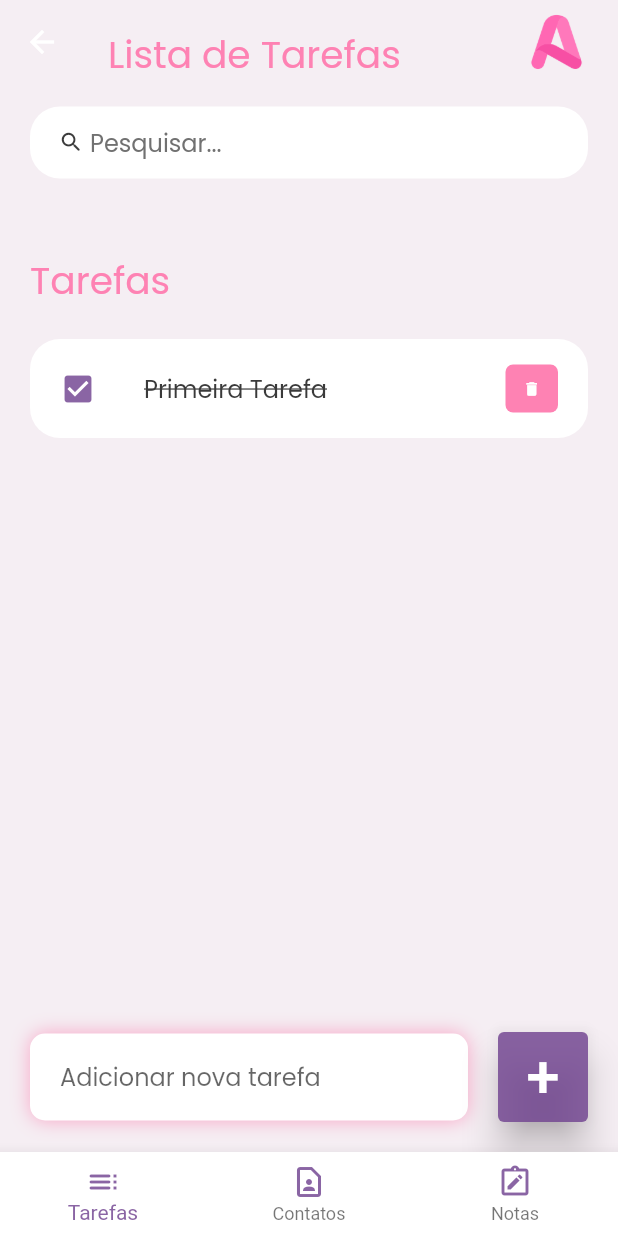
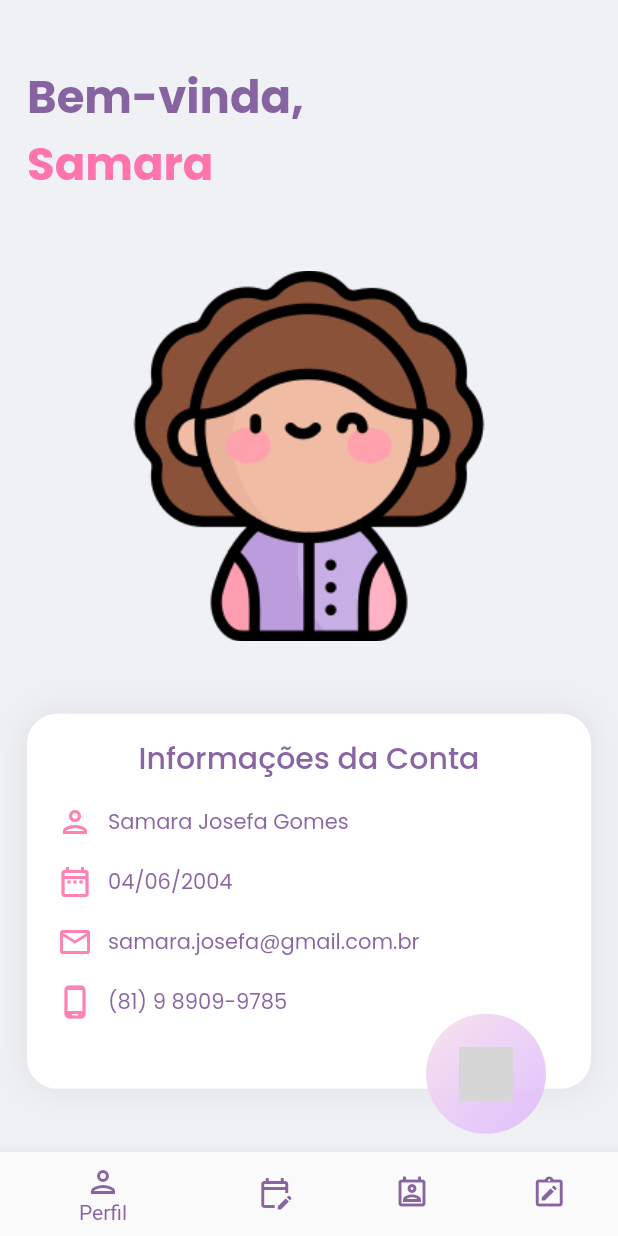
Before and after one commit to queren-hapuque-10/agenda-app, a Flutter app: the Menu screen opened directly, on a phone screen of 412 x 824 dp. Run offline on Flutter 3.47's test engine with Material 2 defaults, Android fonts, the phone set to English and light mode, and no system bars; our stand-ins replace google_fonts; grey boxes are pictures that could not be loaded.

Commit message:
ajustes e perfil

```diff
--- a/lib/main.dart
+++ b/lib/main.dart
@@ -1,5 +1,6 @@
 import 'package:agenda/contatos/home_page.dart';
 import 'package:agenda/notas/screens/home.dart';
+import 'package:agenda/perfil/perfil.dart';
 import 'package:agenda/ui/welcome.dart';
 import 'package:flutter/material.dart';
 
--- a/lib/menu.dart
+++ b/lib/menu.dart
@@ -1,6 +1,8 @@
 import 'package:agenda/contatos/home_page.dart';
 import 'package:agenda/notas/screens/home.dart';
+import 'package:agenda/perfil/perfil.dart';
 import 'package:agenda/tarefas/screens/tarefa.dart';
+import 'package:agenda/ui/welcome.dart';
 import 'package:flutter/material.dart';
 
 class Menu extends StatefulWidget {
@@ -26,12 +28,17 @@ class _MenuState extends State<Menu> {
   PaginaSelecionada(int index) {
     switch (index) {
       case 0:
+        return Perfil();
+      case 1:
         return Tarefa();
-      case 1:
+      case 2:
         return HomePage();
-      case 2:
+
+        case 3:
         return HomeScreen();
-    }
+
+
+            }
   }
 
   @override
@@ -52,18 +59,23 @@ class _MenuState extends State<Menu> {
           },
 
           items: [
+             BottomNavigationBarItem(
+              icon: Icon(Icons.person_outlined, color:Color.fromARGB(211, 114, 69, 145) ),
+              label: 'Perfil',
+            ),
             BottomNavigationBarItem(
-              icon: Icon(Icons.toc_rounded, color:Color.fromARGB(211, 114, 69, 145) ),
+              icon: Icon(Icons.edit_calendar_outlined, color:Color.fromARGB(211, 114, 69, 145) ),
               label: 'Tarefas',
             ),
             BottomNavigationBarItem(
-              icon: Icon(Icons.contact_page_outlined, color:Color.fromARGB(211, 114, 69, 145) ),
+              icon: Icon(Icons.perm_contact_cal_outlined, color:Color.fromARGB(211, 114, 69, 145) ),
               label: 'Contatos',
             ),
             BottomNavigationBarItem(
               icon: Icon(Icons.note_alt_outlined, color:Color.fromARGB(211, 114, 69, 145) ),
               label: 'Notas',
             ),
+
           ]
     ),
     );
--- /dev/null
+++ b/lib/perfil/perfil.dart
@@ -0,0 +1,221 @@
+import 'package:agenda/menu.dart';
+import 'package:flutter/material.dart';
+import 'package:google_fonts/google_fonts.dart';
+
+class Perfil extends StatelessWidget {
+  const Perfil({Key? key}) : super(key: key);
+
+  @override
+  Widget build(BuildContext context) {
+    Size size = MediaQuery.of(context).size;
+
+    return Scaffold(
+      backgroundColor: const Color(0xfff0f1f5),
+      body: SafeArea(
+          child: Container(
+        padding: const EdgeInsets.all(18),
+        height: size.height,
+        width: size.width,
+        child: Column(
+          mainAxisAlignment: MainAxisAlignment.spaceAround,
+          crossAxisAlignment: CrossAxisAlignment.start,
+          children: [
+            SizedBox(
+              width: 200,
+              child: RichText(
+                  text: TextSpan(
+                      text: 'Bem-vinda,  ',
+                      style: GoogleFonts.poppins(
+                        fontSize: 30,
+                        color: Color.fromARGB(211, 114, 69, 145),
+                        fontWeight: FontWeight.bold,
+                      ),
+                      children: <TextSpan>[
+                    TextSpan(
+                        text: 'Samara',
+                        style: GoogleFonts.poppins(
+                          color: Color.fromARGB(255, 255, 116, 172),
+                        ))
+                  ])),
+            ),
+            SizedBox(
+              width: size.width,
+              height: size.height * .3,
+              child: Image.asset('assets/cachos.png'),
+            ),
+            Container(
+              height: 250,
+              decoration: BoxDecoration(
+                  color: Colors.white,
+                  borderRadius: const BorderRadius.all(Radius.circular(20)),
+                  boxShadow: [
+                    BoxShadow(
+                      color: Colors.grey.withOpacity(.2),
+                      spreadRadius: 2,
+                      blurRadius: 20,
+                      offset: const Offset(0, 0),
+                    )
+                  ]),
+              child: Stack(
+                clipBehavior: Clip.none,
+                children: [
+                   Positioned(
+                    top: 15,
+                    left: 60,
+                    right: 60,
+                    child: Center(
+                      child: Text(
+                        'Informações da Conta',
+                        style: GoogleFonts.poppins(
+                          fontSize: 20,
+                          fontWeight: FontWeight.w500,
+                        color:  Color.fromARGB(211, 114, 69, 145)
+                        ),
+                      ),
+                    ),
+                  ),
+                  Positioned(
+                      top: 60,
+                      left: 20,
+                      child: Column(
+                        children: [
+                          Row(
+                            children: [
+                              const Icon(
+                                Icons.person_outlined,
+                                color: Color.fromARGB(255, 254, 130, 179),
+                              ),
+                              Container(
+                                padding: const EdgeInsets.only(left: 10),
+                                width: 300,
+                                child: Text( "Samara Josefa Gomes",
+                                style: GoogleFonts.poppins(
+                                  color: Color.fromARGB(211, 114, 69, 145),
+
+                                ),
+
+                                ),
+                              ),
+                            ],
+                          ),
+
+                        ],
+                      )),
+                  Positioned(
+                      top: 100,
+                      left: 20,
+                      child: Column(
+                        children: [
+                          Row(
+                            children: [
+                              const Icon(
+                                Icons.date_range_outlined,
+                                color: Color.fromARGB(255, 254, 130, 179),
+                              ),
+
+                             Container(
+                                padding: const EdgeInsets.only(left: 10),
+                                width: 300,
+                                child: Text( "04/06/2004",
+                                style: GoogleFonts.poppins(
+                                  color: Color.fromARGB(211, 114, 69, 145),
+
+                                ),
+
+                                ),
+                              ),
+                            ],
+                          ),
+
+                        ],
+                      )),
+                  Positioned(
+                      top: 140,
+                      left: 20,
+                      child: Column(
+                        children: [
+                          Row(
+                            children: [
+                              const Icon(
+                                Icons.email_outlined,
+                                color: Color.fromARGB(255, 254, 130, 179),
+                              ),
+
+                             Container(
+                                padding: const EdgeInsets.only(left: 10),
+                                width: 300,
+                                child: Text( "samara.josefa@gmail.com.br",
+                                style: GoogleFonts.poppins(
+                                  color: Color.fromARGB(211, 114, 69, 145),
+
+                                ),
+
+                                ),
+                              ),
+                            ],
+                          ),
+
+                        ],
+                      )),
+ Positioned(
+                      top: 180,
+                      left: 20,
+                      child: Column(
+                        children: [
+                          Row(
+                            children: [
+                              const Icon(
+                                Icons.phone_android_outlined,
+                                color: Color.fromARGB(255, 254, 130, 179),
+                              ),
+
+                             Container(
+                                padding: const EdgeInsets.only(left: 10),
+                                width: 300,
+                                child: Text( "(81) 9 8909-9785",
+                                style: GoogleFonts.poppins(
+                                  color: Color.fromARGB(211, 114, 69, 145),
+
+                                ),
+
+                                ),
+                              ),
+                            ],
+                          ),
+
+                        ],
+                      )),
+                  Positioned(
+                    bottom: -30,
+                    right: 30,
+
+                    child: Container(
+                      padding: const EdgeInsets.all(22),
+                      height: 80,
+                      width: 80,
+                      decoration: const BoxDecoration(
+                        gradient: LinearGradient(
+                            colors: [
+                  Color.fromARGB(255, 247, 228, 236),
+                  Color.fromARGB(210, 221, 182, 255),
+                            ],
+                            stops: [
+                              0.0,
+                              1.0
+                            ],
+                            begin: FractionalOffset.topLeft,
+                            end: FractionalOffset.bottomRight),
+                        shape: BoxShape.circle,
+                      ),
+                      child: Image.asset('logo-a.png'),
+                    ),
+                  ),
+                ],
+              ),
+            ),
+          ],
+        ),
+      )),
+    );
+  }
+}
--- a/lib/tarefas/screens/tarefa.dart
+++ b/lib/tarefas/screens/tarefa.dart
@@ -97,7 +97,7 @@ class _TarefaState extends State<Tarefa> {
                   child: TextField(
                     controller: _todoController,
                     decoration: InputDecoration(
-                        hintText: 'Adicionar nova tarefa',
+                        hintText: 'Adicionar nova Tarefa',
                         border: InputBorder.none),
                         style: GoogleFonts.poppins(),
                   ),
```
Also changed, not shown: lib/contatos/home_page.dart (+4 -4 lines), assets/cachos.png (added).
